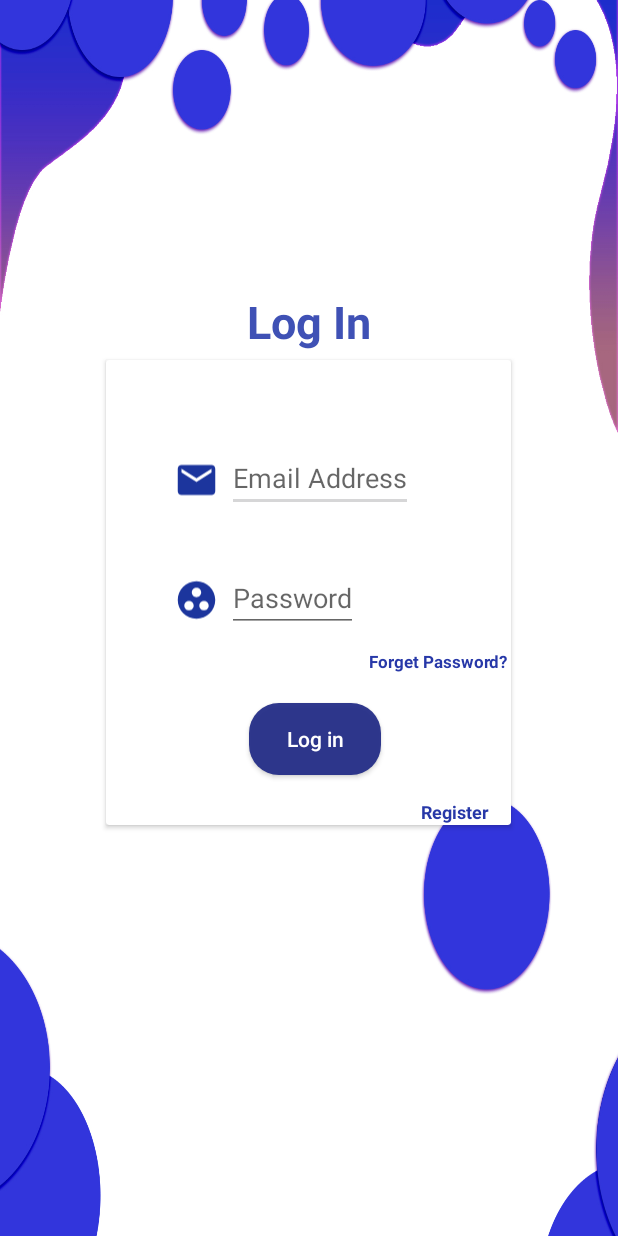
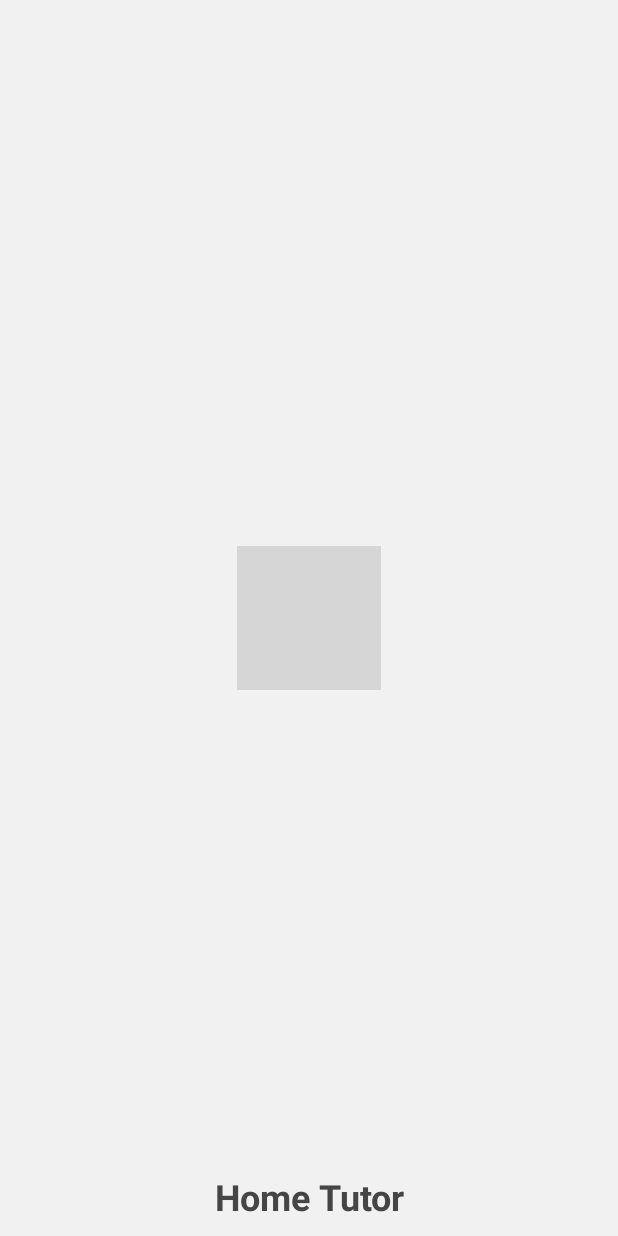
Before and after one commit to Amxadhussain97/Android, an Android app: the first screen one second after launch (Login before the commit, SplashScreen after it), on a phone screen of 412 x 824 dp. Run offline under Robolectric (Android 15) with nearby library versions, the phone set to English and light mode, and no system bars; grey boxes are pictures that could not be loaded.

Commit message:
Modified Reset password Toast. "Forget password" textView moved up a little. Added Splash screen.

```diff
--- a/app/src/main/java/com/example/hometutor/ForgetpassActivity.java
+++ b/app/src/main/java/com/example/hometutor/ForgetpassActivity.java
@@ -39,7 +39,8 @@ public class ForgetpassActivity extends AppCompatActivity {
                         if(task.isSuccessful())
                         {
                             progressbar.setVisibility(View.GONE);
-                            Toast.makeText(ForgetpassActivity.this,"Password send to your email",Toast.LENGTH_SHORT).show();
+                            Toast.makeText(ForgetpassActivity.this,"Please check your email to reset the password",
+                                    Toast.LENGTH_LONG).show();
 
 
                         }
--- /dev/null
+++ b/app/src/main/java/com/example/hometutor/SplashScreen.java
@@ -0,0 +1,24 @@
+package com.example.hometutor;
+
+import androidx.appcompat.app.AppCompatActivity;
+
+import android.content.Intent;
+import android.os.Bundle;
+import android.os.Handler;
+
+public class SplashScreen extends AppCompatActivity {
+
+    @Override
+    protected void onCreate(Bundle savedInstanceState) {
+        super.onCreate(savedInstanceState);
+        setContentView(R.layout.activity_splash_screen);
+
+
+        new Handler().postDelayed(new Runnable() {
+            @Override public void run() {
+                Intent i = new Intent(SplashScreen.this, Login.class); startActivity(i);
+                finish(); }
+                }, 5000);
+    }
+
+}
--- a/app/src/main/res/layout/activity_main.xml
+++ b/app/src/main/res/layout/activity_main.xml
@@ -98,17 +98,17 @@
                 android:textColor="#FFFFFF"
                 android:background="@drawable/oval_shape"
                 ></Button>
+
             <TextView
                 android:id="@+id/register_id"
-                android:layout_marginTop="16dp"
-                android:layout_marginLeft="210dp"
                 android:layout_width="wrap_content"
                 android:layout_height="wrap_content"
+                android:layout_marginLeft="210dp"
+                android:layout_marginTop="1dp"
                 android:text="Register"
-                android:textStyle="bold"
+                android:textColor="#2738A8"
                 android:textSize="12sp"
-                android:textColor="#2738A8"
-                ></TextView>
+                android:textStyle="bold"></TextView>
         </LinearLayout>
         </androidx.cardview.widget.CardView>
 
--- /dev/null
+++ b/app/src/main/res/layout/activity_splash_screen.xml
@@ -0,0 +1,25 @@
+<?xml version="1.0" encoding="utf-8"?>
+<RelativeLayout xmlns:android="http://schemas.android.com/apk/res/android"
+    android:layout_width="match_parent"
+    android:layout_height="match_parent"
+    android:background="#f1f1f1" >
+
+    <ImageView
+        android:id="@+id/logo"
+        android:layout_width="wrap_content"
+        android:layout_height="wrap_content"
+        android:layout_centerInParent="true"
+        android:src="@drawable/splashlogo" />
+
+    <TextView
+        android:layout_width="fill_parent"
+        android:layout_height="wrap_content"
+        android:layout_alignParentBottom="true"
+        android:layout_marginBottom="10dp"
+        android:textStyle="bold"
+        android:gravity="center_horizontal"
+        android:text="Home Tutor"
+        android:textColor="#454545"
+        android:textSize="24sp" />
+
+</RelativeLayout>
```
Also changed, not shown: app/src/main/AndroidManifest.xml (+9 -2 lines), app/src/main/res/layout/activity_forgetpass.xml (+4 -3 lines).
